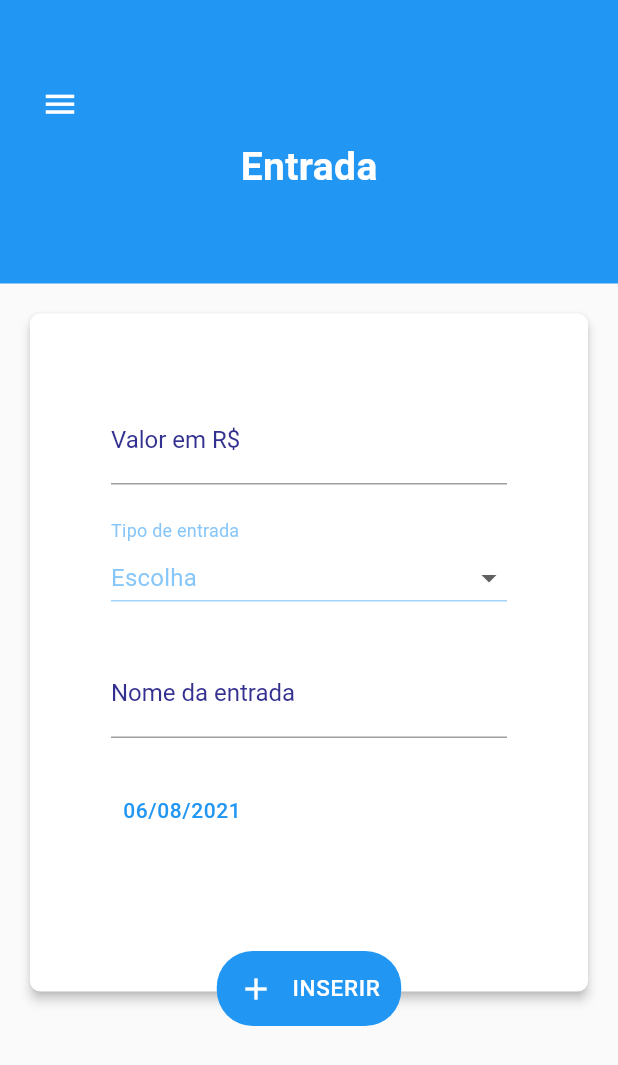
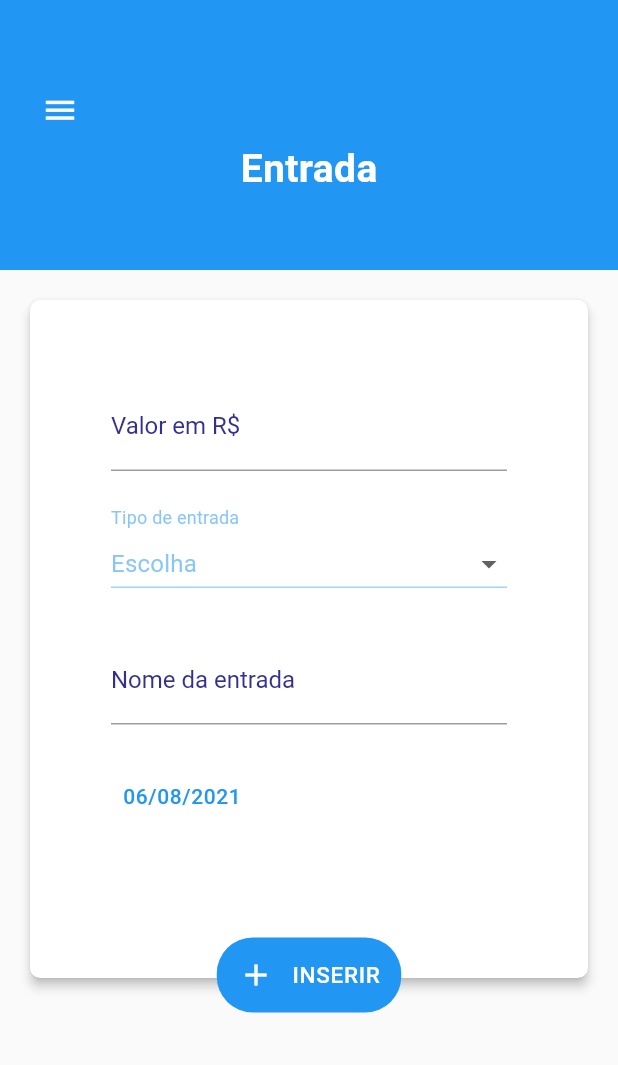
Before and after one commit to rodrigofelipejr/raro-academy-budget, a Flutter app: the IncomePage screen opened directly, on a phone screen of 412 x 824 dp. Shown: the top 1065 px of the screen. Run offline on Flutter 3.47's test engine with Material 2 defaults, Android fonts, the light colour scheme and no system bars; missing offline and left inert: animated_card, vs_scrollbar; Roboto replaces fonts that are missing (roboto); project files that could hold a hidden picture were left out.

Commit message:
Adiciona responsividade a AppBar

```diff
--- a/lib/src/features/income/appbar_with_drawer.dart
+++ b/lib/src/features/income/appbar_with_drawer.dart
@@ -3,46 +3,49 @@ import 'package:flutter_finance_controller/src/features/income/text_styles.dart'
 
 class AppBarWithDrawer extends StatelessWidget with PreferredSizeWidget {
   final Size preferredSize;
+  final String title;
 
   AppBarWithDrawer({
     Key? key,
-  })  : preferredSize = Size.fromHeight(189),
+    required this.title,
+  })  : preferredSize = Size.fromHeight(180.0),
         super(key: key);
 
   @override
   Widget build(BuildContext context) {
+    final double sizedBoxHeight = MediaQuery.of(context).size.height * 0.06;
+    final double containerHeight = MediaQuery.of(context).size.height * 0.32;
     return Container(
-      height: 189,
+        constraints: BoxConstraints(
+          minHeight: 120,
+          maxHeight: 189,
+        ),
+        height: containerHeight,
         color: Colors.blue,
-      child: Stack(
+        child: Column(
+          mainAxisSize: MainAxisSize.min,
+          crossAxisAlignment: CrossAxisAlignment.start,
           children: [
+            SizedBox(height: sizedBoxHeight),
             Padding(
               padding: const EdgeInsets.only(
-              top: 49,
-              bottom: 115,
                 left: 16,
-              right: 319,
               ),
               child: IconButton(
                 icon: Icon(Icons.menu),
                 color: Colors.white,
                 iconSize: 25,
-              onPressed: () {},
+                onPressed: () => Scaffold.of(context).openDrawer()
               ),
             ),
-          Padding(
-            padding: const EdgeInsets.only(
-              top: 95,
-              bottom: 62,
-            ),
-            child: Align(
+            Align(
               alignment: Alignment.center,
               child: Text(
-                "Entrada",
+                title,
                 style: TextStyles.white26w700Roboto,
               ),
             ),
-          ),
+            SizedBox(height: sizedBoxHeight),
           ],
         ),
     );
--- a/lib/src/features/income/income_page.dart
+++ b/lib/src/features/income/income_page.dart
@@ -47,7 +47,8 @@ class _IncomePageState extends State<IncomePage> {
   @override
   Widget build(BuildContext context) {
     return Scaffold(
-      appBar: AppBarWithDrawer(),
+      appBar: AppBarWithDrawer(title: "Entrada"),
+      drawer: Drawer(),
       body: SingleChildScrollView(
         padding: EdgeInsets.only(
           top: 16,
@@ -68,6 +69,7 @@ class _IncomePageState extends State<IncomePage> {
               child: Padding(
                 padding: const EdgeInsets.symmetric(horizontal: 54),
                 child: Column(
+                  mainAxisSize: MainAxisSize.max,
                   mainAxisAlignment: MainAxisAlignment.start,
                   crossAxisAlignment: CrossAxisAlignment.start,
                   children: [
```
Lines whose indentation alone changed are shown as unchanged.
